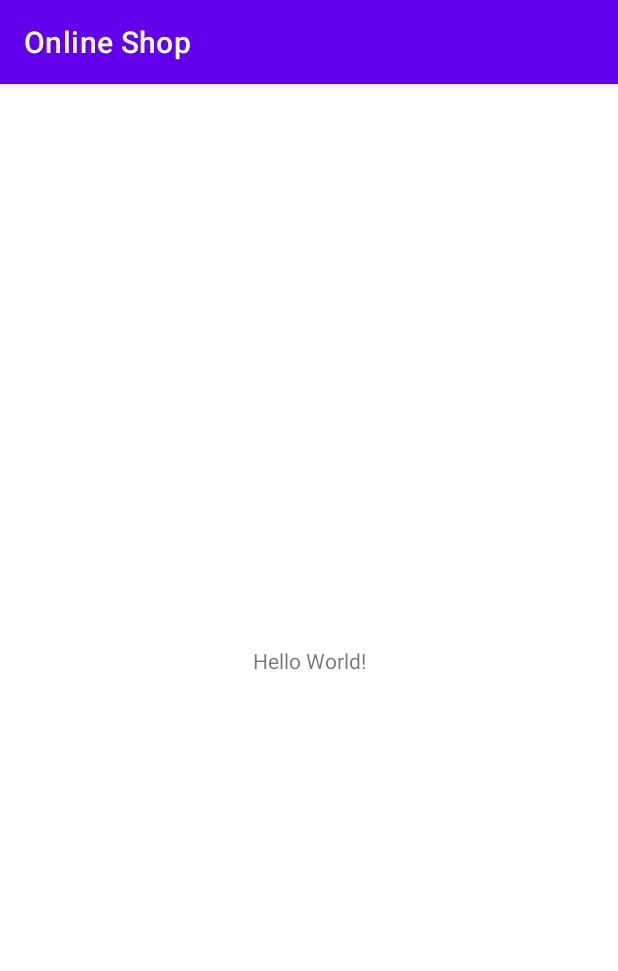
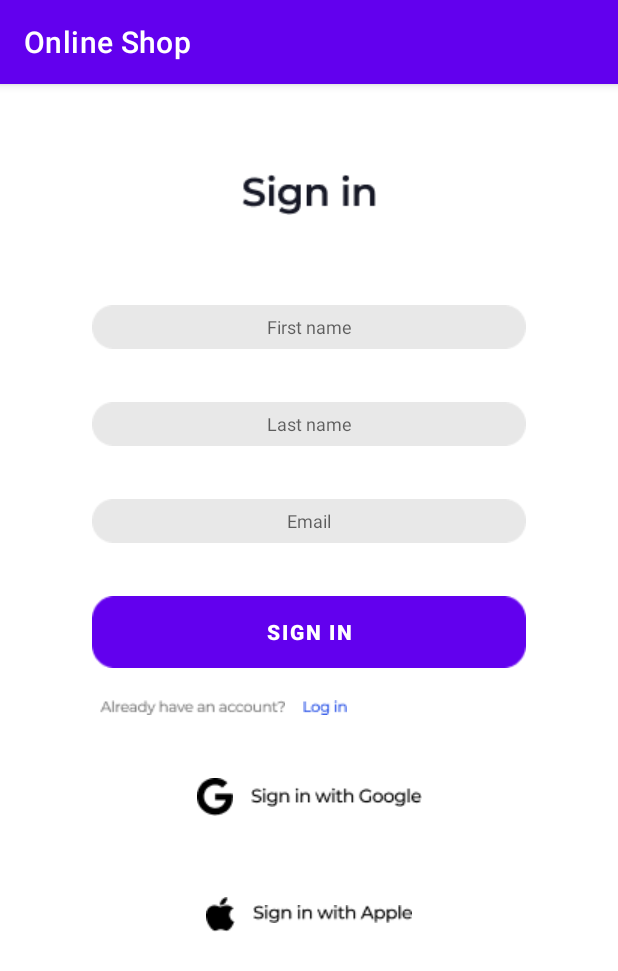
Before and after one commit to BigLebowski9770/OnlineShopForTest, an Android app: the screen it shows after launch (MainActivity before the commit, SignInActivity after it), on a phone screen of 412 x 824 dp. Shown: the top 971 px of the screen. Run offline under Robolectric (Android 15) with nearby library versions, the phone set to English and light mode, and no system bars.

Commit message:
make sign in activity & login activity

```diff
--- a/app/src/main/AndroidManifest.xml
+++ b/app/src/main/AndroidManifest.xml
@@ -1,6 +1,8 @@
 <?xml version="1.0" encoding="utf-8"?>
 <manifest xmlns:android="http://schemas.android.com/apk/res/android"
     xmlns:tools="http://schemas.android.com/tools">
+
+    <uses-permission android:name="android.permission.INTERNET" />
 
     <application
         android:allowBackup="true"
@@ -12,8 +14,10 @@
         android:theme="@style/Theme.OnlineShop"
         tools:targetApi="31">
         <activity
-            android:name=".MainActivity"
-            android:exported="true">
+
+            android:name=".SignInActivity"
+            android:exported="true"
+            android:windowSoftInputMode="adjustResize|stateHidden" >
             <intent-filter>
                 <action android:name="android.intent.action.MAIN" />
 
--- a/app/src/main/java/com/kipreev/onlineshop/MainActivity.kt
+++ b/app/src/main/java/com/kipreev/onlineshop/SignInActivity.kt
@@ -3,9 +3,9 @@ package com.kipreev.onlineshop
 import androidx.appcompat.app.AppCompatActivity
 import android.os.Bundle
 
-class MainActivity : AppCompatActivity() {
+class SignInActivity : AppCompatActivity() {
     override fun onCreate(savedInstanceState: Bundle?) {
         super.onCreate(savedInstanceState)
-        setContentView(R.layout.activity_main)
+        setContentView(R.layout.sigin_in_activity)
     }
 }
--- a/app/src/main/res/layout/activity_main.xml
+++ /dev/null
@@ -1,18 +0,0 @@
-<?xml version="1.0" encoding="utf-8"?>
-<androidx.constraintlayout.widget.ConstraintLayout xmlns:android="http://schemas.android.com/apk/res/android"
-    xmlns:app="http://schemas.android.com/apk/res-auto"
-    xmlns:tools="http://schemas.android.com/tools"
-    android:layout_width="match_parent"
-    android:layout_height="match_parent"
-    tools:context=".MainActivity">
-
-    <TextView
-        android:layout_width="wrap_content"
-        android:layout_height="wrap_content"
-        android:text="Hello World!"
-        app:layout_constraintBottom_toBottomOf="parent"
-        app:layout_constraintEnd_toEndOf="parent"
-        app:layout_constraintStart_toStartOf="parent"
-        app:layout_constraintTop_toTopOf="parent" />
-
-</androidx.constraintlayout.widget.ConstraintLayout>
--- /dev/null
+++ b/app/src/main/res/layout/login_activity.xml
@@ -0,0 +1,62 @@
+<?xml version="1.0" encoding="utf-8"?>
+<androidx.constraintlayout.widget.ConstraintLayout
+    xmlns:android="http://schemas.android.com/apk/res/android"
+    xmlns:app="http://schemas.android.com/apk/res-auto"
+    xmlns:tools="http://schemas.android.com/tools"
+    android:layout_width="match_parent"
+    android:layout_height="match_parent">
+
+
+    <ImageView
+        android:id="@+id/welcome_back"
+        android:layout_width="wrap_content"
+        android:layout_height="wrap_content"
+        android:layout_marginTop="60dp"
+        app:layout_constraintEnd_toEndOf="parent"
+        app:layout_constraintStart_toStartOf="parent"
+        app:layout_constraintTop_toTopOf="parent"
+        app:srcCompat="@drawable/login_activity_welcome_back" />
+
+
+    <EditText
+        android:id="@+id/firstName"
+        android:layout_width="wrap_content"
+        android:layout_height="wrap_content"
+        android:layout_marginTop="60dp"
+        android:background="@drawable/main_field_for_input_first_name"
+        android:hint="First name"
+        android:textStyle="normal"
+        android:gravity="center"
+        android:textSize="12sp"
+        app:layout_constraintEnd_toEndOf="parent"
+        app:layout_constraintStart_toStartOf="parent"
+        app:layout_constraintTop_toBottomOf="@+id/welcome_back" />
+
+    <EditText
+        android:id="@+id/password"
+        android:layout_width="wrap_content"
+        android:layout_height="wrap_content"
+        android:layout_marginTop="35dp"
+        android:background="@drawable/main_field_for_input_first_name"
+        android:gravity="center"
+        android:hint="@string/password"
+        android:textStyle="normal"
+        android:textSize="12sp"
+        app:layout_constraintEnd_toEndOf="parent"
+        app:layout_constraintStart_toStartOf="parent"
+        app:layout_constraintTop_toBottomOf="@+id/firstName" />
+
+    <Button
+        android:id="@+id/buttonLogin"
+        android:layout_width="wrap_content"
+        android:layout_height="wrap_content"
+        android:layout_marginTop="35dp"
+        android:background="@drawable/button_sing_in"
+        android:text="@string/login"
+        android:textStyle="bold"
+        app:layout_constraintEnd_toEndOf="parent"
+        app:layout_constraintStart_toStartOf="parent"
+        app:layout_constraintTop_toBottomOf="@+id/password" />
+
+
+</androidx.constraintlayout.widget.ConstraintLayout>
--- /dev/null
+++ b/app/src/main/res/layout/sigin_in_activity.xml
@@ -0,0 +1,165 @@
+<?xml version="1.0" encoding="utf-8"?>
+<androidx.constraintlayout.widget.ConstraintLayout
+    xmlns:android="http://schemas.android.com/apk/res/android"
+    xmlns:app="http://schemas.android.com/apk/res-auto"
+    xmlns:tools="http://schemas.android.com/tools"
+    android:id="@+id/constraintLayout"
+    android:layout_width="match_parent"
+    android:layout_height="match_parent"
+    tools:context=".SignInActivity">
+
+
+    <ImageView
+        android:id="@+id/imageSignIn"
+        android:layout_width="wrap_content"
+        android:layout_height="wrap_content"
+        android:layout_marginTop="60dp"
+        app:layout_constraintEnd_toEndOf="parent"
+        app:layout_constraintStart_toStartOf="parent"
+        app:layout_constraintTop_toTopOf="parent"
+        app:srcCompat="@drawable/main_sign_in_obj" />
+
+
+    <EditText
+        android:id="@+id/firstName"
+        android:layout_width="wrap_content"
+        android:layout_height="wrap_content"
+        android:layout_marginTop="60dp"
+        android:background="@drawable/main_field_for_input_first_name"
+        android:hint="@string/first_name"
+        android:textStyle="normal"
+        android:textSize="12sp"
+        android:gravity="center"
+        app:layout_constraintEnd_toEndOf="parent"
+        app:layout_constraintStart_toStartOf="parent"
+        app:layout_constraintTop_toBottomOf="@+id/imageSignIn" />
+
+    <EditText
+        android:id="@+id/lastName"
+        android:layout_width="wrap_content"
+        android:layout_height="wrap_content"
+        android:layout_marginTop="35dp"
+        android:background="@drawable/main_field_for_input_first_name"
+        android:gravity="center"
+        android:hint="@string/last_name"
+        android:textStyle="normal"
+        android:textSize="12sp"
+        app:layout_constraintEnd_toEndOf="parent"
+        app:layout_constraintStart_toStartOf="parent"
+        app:layout_constraintTop_toBottomOf="@+id/firstName" />
+
+    <EditText
+        android:id="@+id/email"
+        android:layout_width="wrap_content"
+        android:layout_height="wrap_content"
+        android:layout_marginTop="35dp"
+        android:background="@drawable/main_field_for_input_first_name"
+        android:gravity="center"
+        android:hint="@string/email"
+        android:textStyle="normal"
+        android:textSize="12sp"
+        app:layout_constraintEnd_toEndOf="parent"
+        app:layout_constraintStart_toStartOf="parent"
+        app:layout_constraintTop_toBottomOf="@+id/lastName" />
+
+
+    <Button
+        android:id="@+id/buttonSignIn"
+        android:layout_width="wrap_content"
+        android:layout_height="wrap_content"
+        android:layout_marginTop="35dp"
+        android:background="@drawable/button_sing_in"
+        android:text="@string/sign_in"
+        android:textStyle="bold"
+        app:layout_constraintEnd_toEndOf="parent"
+        app:layout_constraintStart_toStartOf="parent"
+        app:layout_constraintTop_toBottomOf="@+id/email" />
+
+    <LinearLayout
+        android:id="@+id/linearLayout"
+        android:layout_width="wrap_content"
+        android:layout_height="wrap_content"
+        android:layout_marginStart="60dp"
+        android:layout_marginTop="15dp"
+        app:layout_constraintStart_toStartOf="parent"
+        app:layout_constraintTop_toBottomOf="@+id/buttonSignIn">
+
+
+        <ImageView
+            android:layout_width="wrap_content"
+            android:layout_height="wrap_content"
+            android:layout_gravity="center"
+            android:layout_weight="1"
+            android:padding="6dp"
+            app:srcCompat="@drawable/text_already_have_an_account_" />
+
+        <ImageButton
+            android:id="@+id/buttonLogIn"
+            android:layout_width="wrap_content"
+            android:layout_height="wrap_content"
+            android:layout_weight="1"
+            android:background="@color/white"
+            android:padding="6dp"
+            app:srcCompat="@drawable/button_log_in" />
+    </LinearLayout>
+
+
+    <LinearLayout
+        android:id="@+id/linearLayout2"
+        android:layout_width="wrap_content"
+        android:layout_height="wrap_content"
+        android:layout_marginTop="30dp"
+        app:layout_constraintEnd_toEndOf="parent"
+        app:layout_constraintStart_toStartOf="parent"
+        app:layout_constraintTop_toBottomOf="@+id/linearLayout">
+
+        <ImageView
+            android:layout_width="wrap_content"
+            android:layout_height="wrap_content"
+            android:layout_gravity="center"
+            android:layout_weight="1"
+            android:padding="6dp"
+            app:srcCompat="@drawable/main_logo_google"
+            />
+
+        <ImageButton
+            android:id="@+id/buttonSignInWithGoogle"
+            android:layout_width="wrap_content"
+            android:layout_height="wrap_content"
+            android:layout_gravity="center"
+            android:layout_weight="1"
+            android:background="@color/white"
+            android:padding="6dp"
+            app:srcCompat="@drawable/button_sign_in_with_google" />
+    </LinearLayout>
+
+    <LinearLayout
+        android:layout_width="wrap_content"
+        android:layout_height="wrap_content"
+        android:orientation="horizontal"
+        android:layout_marginTop="42dp"
+        app:layout_constraintEnd_toEndOf="parent"
+        app:layout_constraintStart_toStartOf="parent"
+        app:layout_constraintTop_toBottomOf="@+id/linearLayout2">
+
+        <ImageView
+            android:layout_width="wrap_content"
+            android:layout_height="wrap_content"
+            android:layout_weight="1"
+            android:layout_gravity="center"
+            android:padding="6dp"
+            app:srcCompat="@drawable/main_logo_apple" />
+
+        <ImageButton
+            android:id="@+id/buttonSignInWithApple"
+            android:layout_width="wrap_content"
+            android:layout_height="wrap_content"
+            android:layout_weight="1"
+            android:layout_gravity="center"
+            android:background="@color/white"
+            android:padding="6dp"
+            app:srcCompat="@drawable/button_sign_in_with_apple" />
+    </LinearLayout>
+
+
+</androidx.constraintlayout.widget.ConstraintLayout>
--- a/app/src/main/res/values/strings.xml
+++ b/app/src/main/res/values/strings.xml
@@ -1,3 +1,9 @@
 <resources>
     <string name="app_name">Online Shop</string>
+    <string name="first_name">First name</string>
+    <string name="last_name">Last name</string>
+    <string name="email">Email</string>
+    <string name="sign_in">Sign in</string>
+    <string name="password">Password</string>
+    <string name="login">Login</string>
 </resources>
```
Also changed, not shown: app/src/main/res/drawable/button_log_in.png (added), app/src/main/res/drawable/button_sign_in_with_apple.png (added), app/src/main/res/drawable/button_sign_in_with_google.png (added), app/src/main/res/drawable/button_sing_in.png (added), app/src/main/res/drawable/login_activity_welcome_back.png (added), app/src/main/res/drawable/main_field_for_input_email.png (added), app/src/main/res/drawable/main_field_for_input_first_name.png (added), app/src/main/res/drawable/main_field_for_input_last_name.png (added), app/src/main/res/drawable/main_logo_apple.png (added), app/src/main/res/drawable/main_logo_google.png (added), app/src/main/res/drawable/main_sign_in_obj.png (added), app/src/main/res/drawable/object_eye_for_password_field.png (added), app/src/main/res/drawable/text_already_have_an_account_.png (added).
